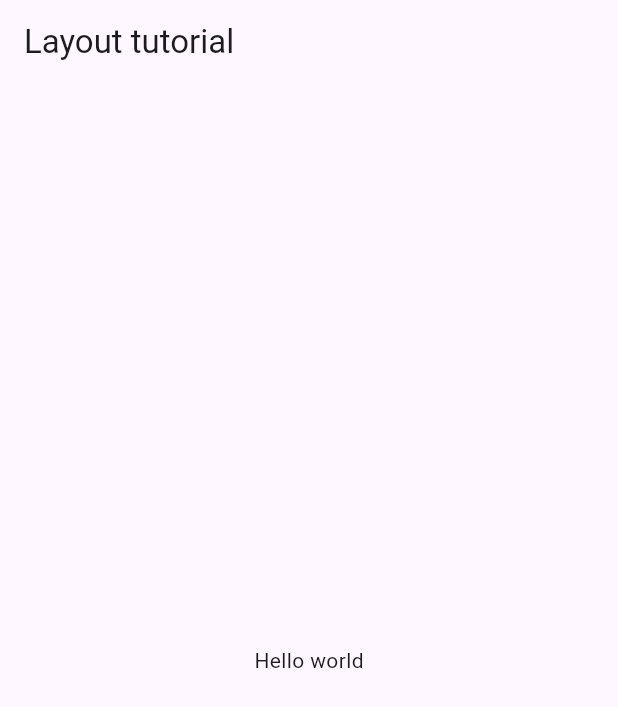
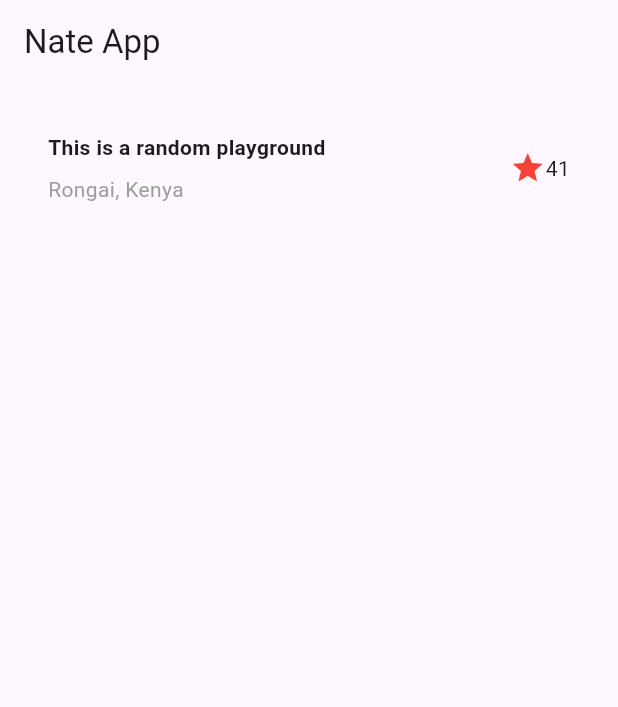
Before and after one commit to Nathami-n/flutter, a Flutter app: the screen it shows after launch, on a phone screen of 412 x 824 dp. Shown: the top 707 px of the screen. Run offline on Flutter 3.47's test engine with Material 3 defaults, Android fonts, the phone set to English and light mode, and no system bars.

Commit message:
add: flutter

```diff
--- a/nate/lib/main.dart
+++ b/nate/lib/main.dart
@@ -7,17 +7,23 @@ class MyApp extends StatelessWidget {
 
   @override
   Widget build(BuildContext context) {
-    const String appTitle = "Layout tutorial";
+    const String appTitle = "Nate App";
     return MaterialApp(
-      title: appTitle,
-      home: Scaffold(
-          appBar: AppBar(
-            title: const Text(appTitle),
-          ),
-          body: const Center(
-            child: Text("Hello world"),
-          )),
-    );
+        debugShowCheckedModeBanner: false,
+        title: appTitle,
+        home: Scaffold(
+            appBar: AppBar(
+              title: const Text(appTitle),
+            ),
+            body: const SingleChildScrollView(
+              child: Column(
+                children: [
+                TitleSection(
+                  name: "This is a random playground",
+                  location: "Rongai, Kenya",
+                )
+              ]),
+            )));
   }
 }
 
```
